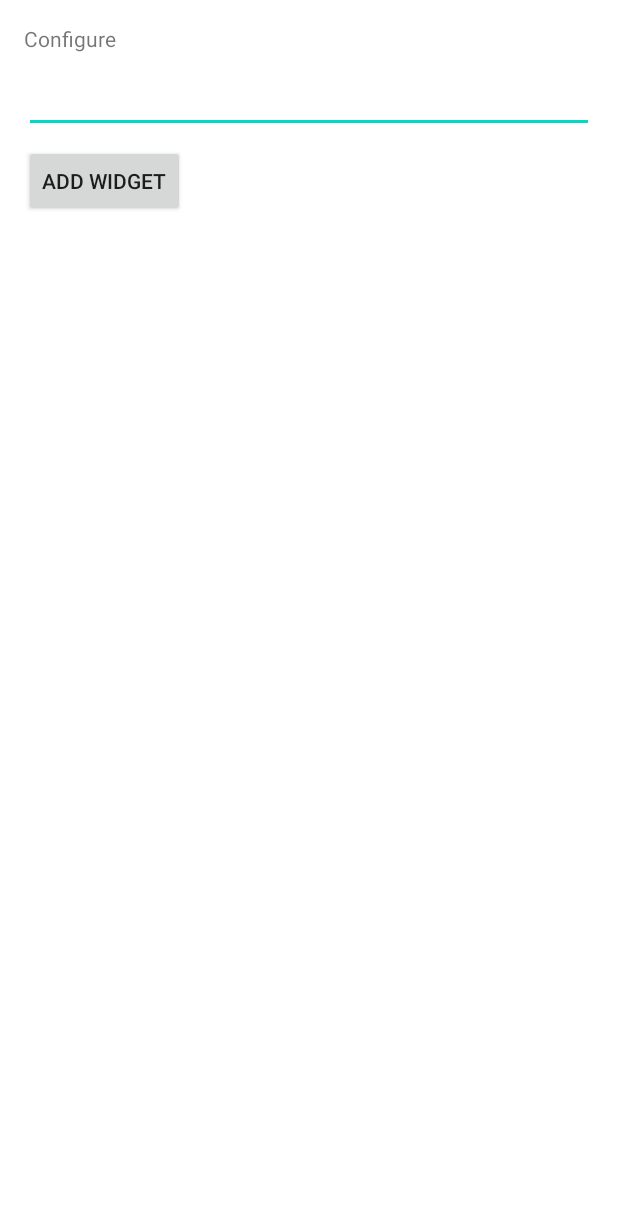
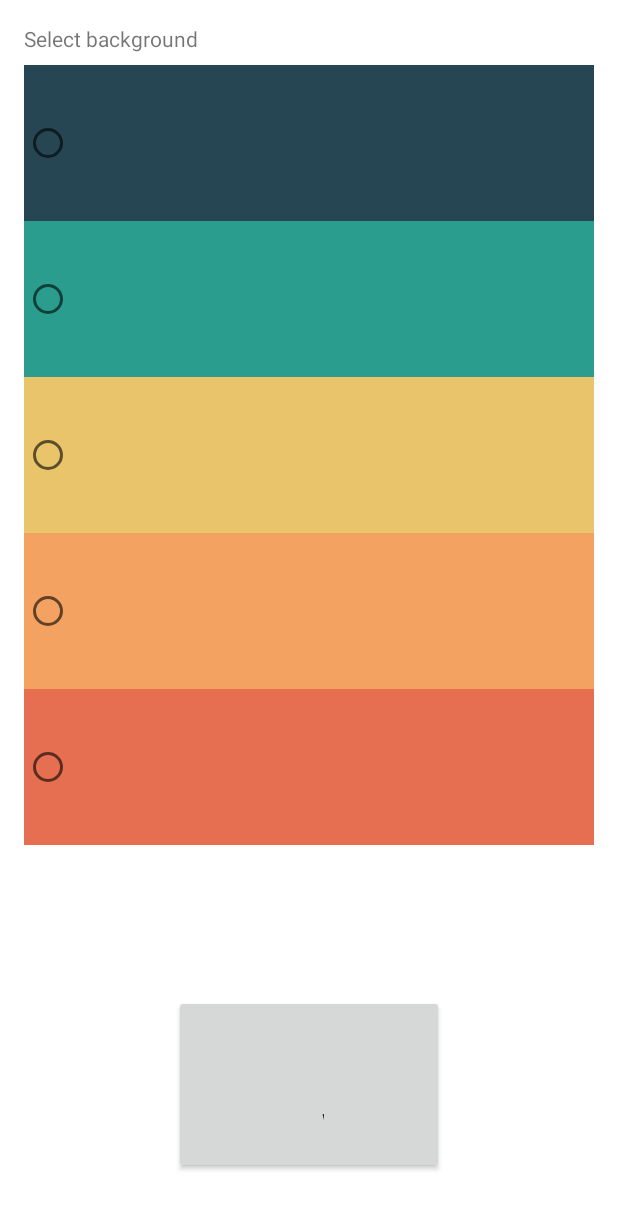
Before and after one commit to alexalbert/CounterWidget, an Android app: the CounterWidgetConfigureActivity screen opened directly, with no data from a screen before it, on a phone screen of 412 x 824 dp. Shown: the top 1209 px of the screen. Run offline under Robolectric (Android 15) with nearby library versions, the light colour scheme and no system bars; 1 statement that could not run was skipped.

```diff
--- a/app/src/main/res/layout/counter_widget.xml
+++ b/app/src/main/res/layout/counter_widget.xml
@@ -5,7 +5,8 @@
     android:background="?attr/appWidgetBackgroundColor"
     android:gravity="center"
     android:padding="@dimen/widget_margin"
-    android:theme="@style/ThemeOverlay.CounterWidget.AppWidgetContainer">
+    android:theme="@style/ThemeOverlay.CounterWidget.AppWidgetContainer"
+    android:id="@+id/frame">
 
     <Button
         android:id="@+id/counter_button"
--- a/app/src/main/res/layout/counter_widget_configure.xml
+++ b/app/src/main/res/layout/counter_widget_configure.xml
@@ -9,19 +9,55 @@
         android:layout_width="match_parent"
         android:layout_height="wrap_content"
         android:layout_marginBottom="8dp"
+        android:background="@color/white"
         android:text="@string/configure" />
 
-    <EditText
-        android:id="@+id/counter_button"
+    <RadioGroup
+        android:id="@+id/radio_group"
         android:layout_width="match_parent"
         android:layout_height="wrap_content"
-        android:inputType="text" />
+        android:background="@color/purple_500">
+
+        <RadioButton
+            android:id="@+id/radioButton1"
+            android:layout_width="match_parent"
+            android:layout_height="104dp"
+            android:background="#264653"
+            />
+
+        <RadioButton
+            android:id="@+id/radioButton2"
+            android:layout_width="match_parent"
+            android:layout_height="104dp"
+            android:background="#2A9D8F" />
+
+        <RadioButton
+            android:id="@+id/radioButton3"
+            android:layout_width="match_parent"
+            android:layout_height="104dp"
+            android:background="#E9C46A" />
+
+        <RadioButton
+            android:id="@+id/radioButton4"
+            android:layout_width="match_parent"
+            android:layout_height="104dp"
+            android:background="#F4A261" />
+
+        <RadioButton
+            android:id="@+id/radioButton5"
+            android:layout_width="match_parent"
+            android:layout_height="104dp"
+            android:background="#E76F51" />
+    </RadioGroup>
 
     <Button
         android:id="@+id/add_button"
         android:layout_width="wrap_content"
-        android:layout_height="wrap_content"
-        android:layout_marginTop="8dp"
+        android:layout_height="119dp"
+        android:layout_gravity="center_horizontal"
+        android:layout_marginHorizontal="100sp"
+        android:layout_marginVertical="100sp"
+        android:paddingHorizontal="100sp"
         android:text="@string/add_widget" />
 
 </LinearLayout>
--- a/app/src/main/res/values/strings.xml
+++ b/app/src/main/res/values/strings.xml
@@ -2,5 +2,5 @@
     <string name="app_name">CounterWidget</string>
     <string name="appwidget_text">EXAMPLE</string>
     <string name="add_widget">Add widget</string>
-    <string name="configure">Configure</string>
+    <string name="configure">Select background</string>
 </resources>
```
Also changed, not shown: app/src/main/java/com/aa/counterwidget/CounterWidget.kt (+28 -11 lines), app/src/main/java/com/aa/counterwidget/CounterWidgetConfigureActivity.kt (+17 -6 lines).
